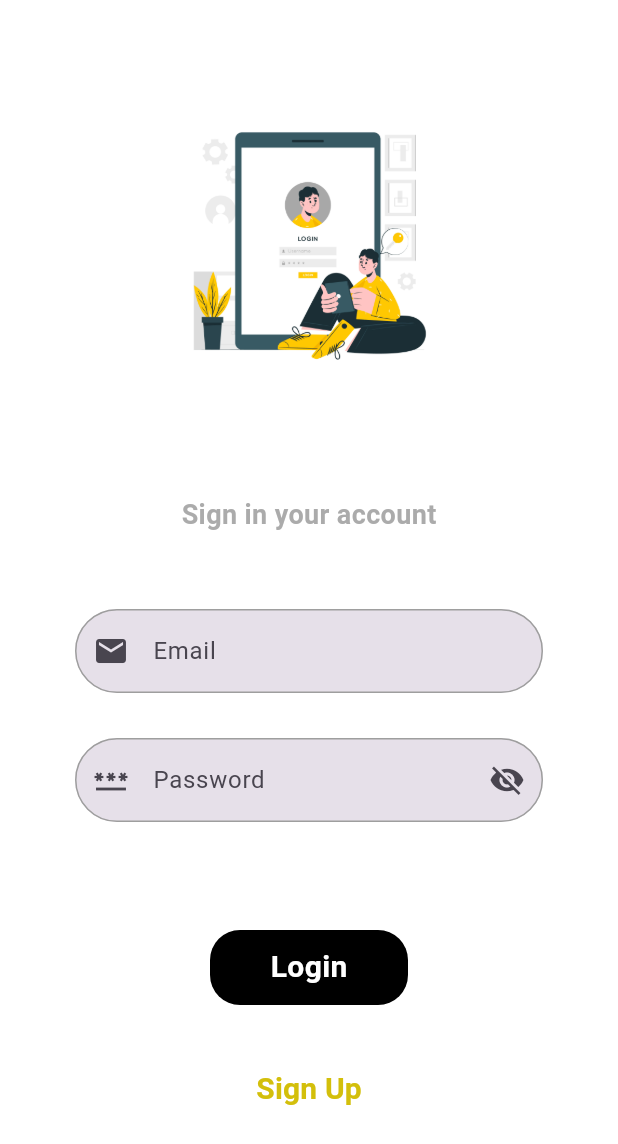
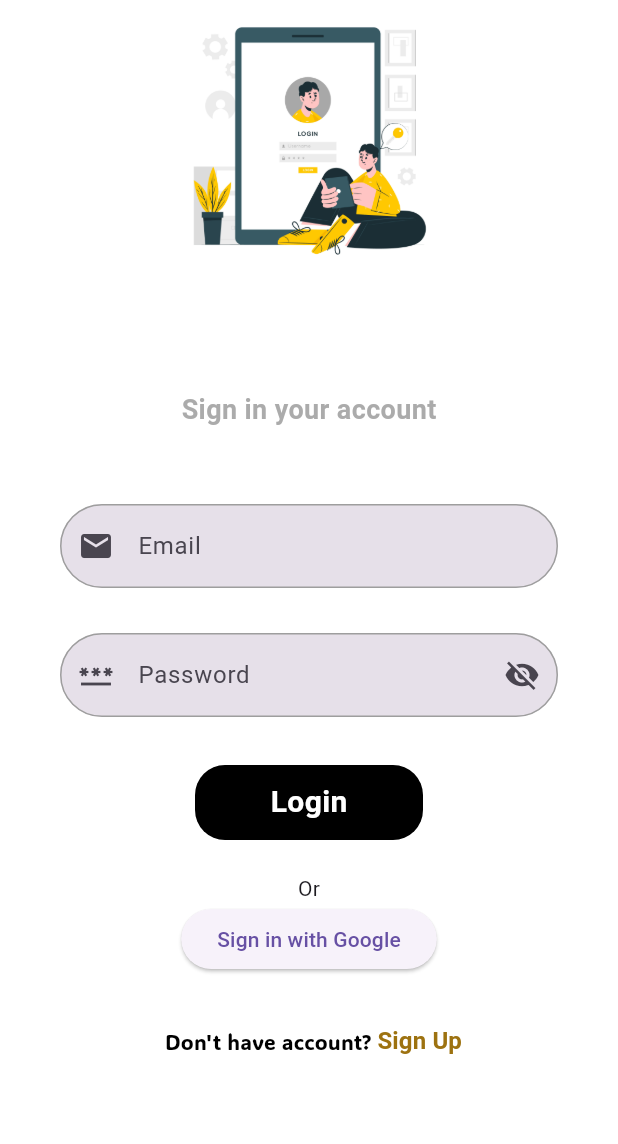
Before and after one commit to ATN20222/e-commerceApp, a Flutter app: the screen it shows after launch, after a tap on "Sign In", on a phone screen of 412 x 824 dp. Shown: the top 1144 px of the screen. Run offline on Flutter 3.47's test engine with Material 2 defaults, Android fonts, the phone set to English and light mode, and no system bars; our stand-ins replace carousel_slider, dio, firebase_auth, firebase_core, flutter_riverpod, google_sign_in and 2 more; accounts and stored records are empty.

```diff
--- a/ecommerce/lib/screens/login_screen.dart
+++ b/ecommerce/lib/screens/login_screen.dart
@@ -22,13 +22,13 @@ class _LoginScreenState extends State<LoginScreen> {
   @override
   Widget build(BuildContext context) {
     return Scaffold(
-      body: Container(
-        padding: const EdgeInsets.symmetric(horizontal: 50, vertical: 70),
-        width: MediaQuery.of(context).size.width,
-        child: SingleChildScrollView(
-          child: Form(
+      body: SingleChildScrollView(
+        child: Padding(
+          padding: const EdgeInsets.symmetric(horizontal: 40.0),
+          child: Column(
+            children: [
+              Form(
                 key: formKey,
-            child: Container(
                 child: Column(
                   children: <Widget>[
                     Image.asset(
@@ -133,27 +133,74 @@ class _LoginScreenState extends State<LoginScreen> {
                         ),
                       ),
                     ),
-                  const SizedBox(height: 60),
+                    const SizedBox(height: 20),
                     CustomButton(text: "Login", onTapAction: signInAction),
+                    const SizedBox(height: 10),
+                  ],
+                ),
+              ),
+              const Text("Or"),
+              ElevatedButton(
+                onPressed: () async {
+                  try {
+                    showDialog(
+                        context: context,
+                        builder: (context) {
+                          return const Center(
+                            child: CircularProgressIndicator(),
+                          );
+                        });
+                    final user = await FireBaseHelper().signInWithGoogle();
+                    if (user != null) {
+                      Navigator.pop(context);
+                      Navigator.of(context).pushReplacement(MaterialPageRoute(
+                          builder: (context) => const MainScreen()));
+                    } else {
+                      print('Sign-in with Google failed.');
+                    }
+                  } catch (e) {
+                    print('Error signing in with Google: $e');
+                  }
+                },
+                child: const Text('Sign in with Google'),
+              ),
               const SizedBox(height: 20),
-                  GestureDetector(
-                    child: MaterialButton(
-                      onPressed: () {
-                        Navigator.of(context).pushReplacement(MaterialPageRoute(
-                            builder: (context) => const SignUp()));
+              Padding(
+                padding: const EdgeInsets.only(left: 58),
+                child: TextButton(
+                  onPressed: () {},
+                  child: Row(
+                    children: [
+                      const Text(
+                        "Don't have account? ",
+                        style: TextStyle(
+                          color: Colors.black,
+                          fontFamily: "display",
+                        ),
+                      ),
+                      InkWell(
+                        onTap: () {
+                          Navigator.push(
+                            context,
+                            MaterialPageRoute(
+                              builder: (context) => const SignUp(),
+                            ),
+                          );
                         },
                         child: const Text(
                           'Sign Up',
                           style: TextStyle(
-                            color: Color.fromARGB(255, 211, 191, 11),
-                            fontSize: 20,
-                            fontWeight: FontWeight.bold),
+                            color: Color.fromARGB(255, 157, 114, 16),
+                            fontSize: 16,
+                            fontWeight: FontWeight.bold,
                           ),
                         ),
                       ),
                     ],
                   ),
                 ),
+              ),
+            ],
           ),
         ),
       ),
```
Also changed, not shown: ecommerce/lib/screens/welcome_page.dart (+10 -0 lines). Lines whose indentation alone changed are shown as unchanged.
